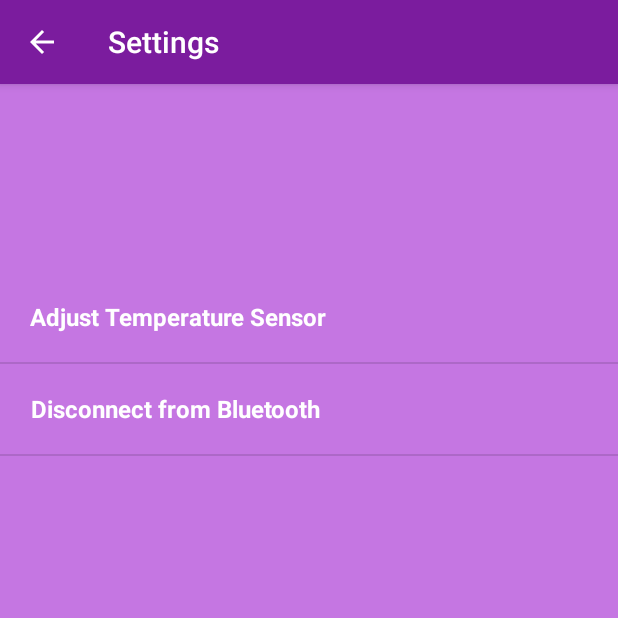
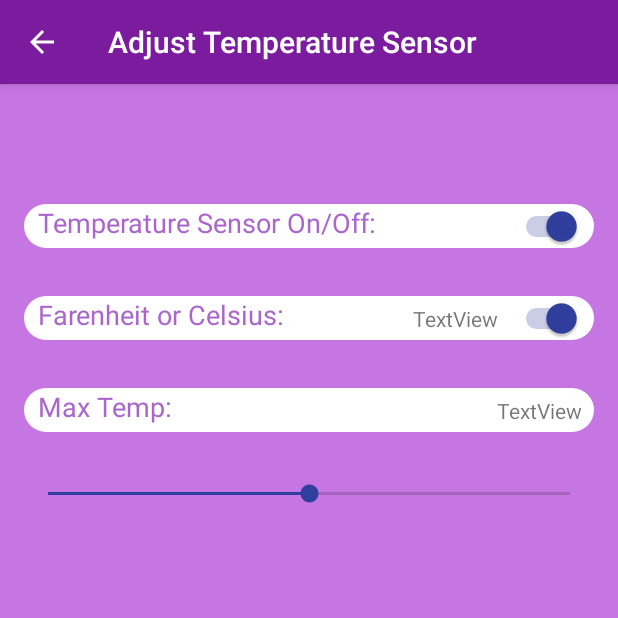
Before and after one commit to hmcashan13/GuardianAngel-Android, an Android app: the SettingsActivity screen opened directly, with no data from a screen before it, after a tap on "Adjust Temperature Sensor", on a phone screen of 412 x 824 dp, the top half of it. Run offline under Robolectric (Android 15) with nearby library versions, the phone set to English and light mode, and no system bars.

Commit message:
setting up temp adjust activity

```diff
--- a/app/src/main/AndroidManifest.xml
+++ b/app/src/main/AndroidManifest.xml
@@ -29,6 +29,9 @@
         <activity android:name=".DeviceActivity"
             android:screenOrientation="portrait">
         </activity>
+        <activity android:name=".TemperatureAdjustActivity"
+            android:screenOrientation="portrait">
+        </activity>
         <service
             android:name=".BluetoothLeService"
             android:enabled="true"
--- a/app/src/main/java/com/example/hudsonmcashan/guradianaangel/DeviceActivity.kt
+++ b/app/src/main/java/com/example/hudsonmcashan/guradianaangel/DeviceActivity.kt
@@ -33,17 +33,12 @@ import java.io.InputStream
 import kotlin.math.roundToInt
 
 // Tags
-val TAG_BEACON = "BeaconDeviceActivity"
-val TAG_BLUETOOTH = "BluetoothDeviceActivity"
+const val TAG_BEACON = "BeaconDeviceActivity"
+const val TAG_BLUETOOTH = "BluetoothDeviceActivity"
 
 @TargetApi(21)
 class DeviceActivity : AppCompatActivity(), BeaconConsumer {
     // Notification properties
-    lateinit var notificationManager: NotificationManager
-    lateinit var notificationChannel: NotificationChannel
-    lateinit var builder: Notification.Builder
-    private val channelId = "com.example.hudsonmcashan.guradianaangel"
-    private val title = "Guardian Angel"
     private val outOfRegionNotificationDescription = "Your too far away from your baby"
     private val inRegionNotificationDescription = "Entered region"
     private val tooHotNotificationDescription = "Your car is too hot"
@@ -67,11 +62,7 @@ class DeviceActivity : AppCompatActivity(), BeaconConsumer {
         setContentView(R.layout.activity_connection)
 
         setupSettingsButton()
-        setupNotificationManager()
         setupBeacon()
-        //TODO: set UART up properly
-
-
         setupUART()
     }
 
@@ -80,16 +71,15 @@ class DeviceActivity : AppCompatActivity(), BeaconConsumer {
         registerReceiver(mGattUpdateReceiver, makeGattUpdateIntentFilter())
     }
 
-//    override fun onPause() {
-//        super.onPause()
-//        unregisterReceiver(mGattUpdateReceiver)
-//    }
-
     override fun onDestroy() {
         super.onDestroy()
+        // turn off beacon
         beaconManager.unbind(this)
+        // turn off uart
         unbindService(mServiceConnection)
         mBluetoothLeService = null
+        // turn off receiver
+        unregisterReceiver(mGattUpdateReceiver)
     }
 
     private fun setupSettingsButton() {
@@ -98,9 +88,6 @@ class DeviceActivity : AppCompatActivity(), BeaconConsumer {
         }
     }
 
-    private fun setupNotificationManager() {
-        notificationManager = getSystemService(Context.NOTIFICATION_SERVICE) as NotificationManager
-    }
 
     private fun setupBeacon() {
         beaconManager = BeaconManager.getInstanceForApplication(this)
@@ -121,26 +108,6 @@ class DeviceActivity : AppCompatActivity(), BeaconConsumer {
                 builder.setOnDismissListener(DialogInterface.OnDismissListener { requestPermissions(arrayOf(android.Manifest.permission.ACCESS_COARSE_LOCATION), 1) })
                 builder.show()
             }
-        }
-    }
-
-    // Code to manage Service lifecycle.
-    private val mServiceConnection = object : ServiceConnection {
-
-        override fun onServiceConnected(componentName: ComponentName, service: IBinder) {
-            Log.d(TAG_BLUETOOTH, "Just making sure this thing works ya know")
-            mBluetoothLeService = (service as BluetoothLeService.LocalBinder).service
-            if (!mBluetoothLeService!!.initialize()) {
-                Log.e(TAG_BLUETOOTH, "Unable to initialize Bluetooth")
-                finish()
-            }
-            // Automatically connects to the device upon successful start-up initialization.
-            mBluetoothLeService!!.connect(mDeviceAddress)
-        }
-
-        override fun onServiceDisconnected(componentName: ComponentName) {
-            Log.d(TAG_BLUETOOTH, "If I put enough print statements, surely something will be printed")
-            mBluetoothLeService = null
         }
     }
 
@@ -168,6 +135,25 @@ class DeviceActivity : AppCompatActivity(), BeaconConsumer {
         }
     }
 
+    // Used to connect UART
+    private val mServiceConnection = object : ServiceConnection {
+        override fun onServiceConnected(componentName: ComponentName, service: IBinder) {
+            Log.d(TAG_BLUETOOTH, "Just making sure this thing works ya know")
+            mBluetoothLeService = (service as BluetoothLeService.LocalBinder).service
+            if (!mBluetoothLeService!!.initialize()) {
+                Log.e(TAG_BLUETOOTH, "Unable to initialize Bluetooth")
+                finish()
+            }
+            // Automatically connects to the device upon successful start-up initialization.
+            mBluetoothLeService!!.connect(mDeviceAddress)
+        }
+
+        override fun onServiceDisconnected(componentName: ComponentName) {
+            Log.d(TAG_BLUETOOTH, "If I put enough print statements, surely something will be printed")
+            mBluetoothLeService = null
+        }
+    }
+
     // Used to enable Bluetooth
     override fun onActivityResult(requestCode: Int, resultCode: Int, data: Intent?) {
         //Check what request we’re responding to//
@@ -189,6 +175,11 @@ class DeviceActivity : AppCompatActivity(), BeaconConsumer {
 
     // Notification
     private fun sendNotification(description: String) {
+        val notificationManager: NotificationManager = getSystemService(Context.NOTIFICATION_SERVICE) as NotificationManager
+        lateinit var notificationChannel: NotificationChannel
+        lateinit var builder: Notification.Builder
+        val channelId = "com.example.hudsonmcashan.guradianaangel"
+        val title = "Guardian Angel"
         val intent = Intent(this, DeviceActivity::class.java)
         val pendingIntent = PendingIntent.getActivity(this, 0, intent, PendingIntent.FLAG_UPDATE_CURRENT)
 
--- a/app/src/main/java/com/example/hudsonmcashan/guradianaangel/SettingsActivity.kt
+++ b/app/src/main/java/com/example/hudsonmcashan/guradianaangel/SettingsActivity.kt
@@ -5,24 +5,20 @@ import android.support.v7.app.AppCompatActivity
 import android.widget.ListView
 import android.widget.Toast
 import kotlinx.android.synthetic.main.activity_connection.*
+import android.content.Intent
+import android.util.Log
 
+val TAG_SETTINGS = "SettingsActivity"
 class SettingsActivity : AppCompatActivity() {
     override fun onCreate(savedInstanceState: Bundle?) {
         super.onCreate(savedInstanceState)
         setContentView(R.layout.activity_settings)
 
-        // Setup listView
-        val context = this
-        val listView = findViewById<ListView>(R.id.settings_listview)
-        val settings = arrayListOf<String>(
-                "Adjust Temperature Sensor","Disconnect from Bluetooth"
-        )
-        listView.adapter = SettingsAdapter(this, settings)
-        listView.setOnItemClickListener { _, _, position, _ ->
-            val selectedSetting = settings[position]
-            Toast.makeText(this, "${selectedSetting}", Toast.LENGTH_SHORT).show()
-        }
+        setupActionBar()
+        setupListView()
+    }
 
+    private fun setupActionBar() {
         val actionBar = supportActionBar
         actionBar!!.title = "Settings"
         // Setup back button
@@ -30,6 +26,20 @@ class SettingsActivity : AppCompatActivity() {
         actionBar.setDisplayHomeAsUpEnabled(true)
     }
 
+    private fun setupListView() {
+        val listView = findViewById<ListView>(R.id.settings_listview)
+        val settings = arrayListOf("Adjust Temperature Sensor","Disconnect from Cushion")
+        listView.adapter = SettingsAdapter(this, settings)
+        listView.setOnItemClickListener { _, _, position, _ ->
+            if (position == 0) {
+                val intent = Intent(this, TemperatureAdjustActivity::class.java)
+                startActivity(intent)
+            } else {
+                // TODO: disconnect everything
+            }
+        }
+    }
+
     override fun onSupportNavigateUp(): Boolean {
         onBackPressed()
         return true
--- /dev/null
+++ b/app/src/main/java/com/example/hudsonmcashan/guradianaangel/TemperatureAdjustActivity.kt
@@ -0,0 +1,37 @@
+package com.example.hudsonmcashan.guradianaangel
+
+import android.os.Bundle
+import android.support.v7.app.AppCompatActivity
+import android.widget.Toast
+import kotlinx.android.synthetic.main.activity_temperature.*
+import kotlinx.android.synthetic.main.activity_temperature.view.*
+
+class TemperatureAdjustActivity : AppCompatActivity() {
+    override fun onCreate(savedInstanceState: Bundle?) {
+        super.onCreate(savedInstanceState)
+        setContentView(R.layout.activity_temperature)
+
+        setupActionBar()
+        setupSwitches()
+    }
+
+    private fun setupActionBar() {
+        val actionBar = supportActionBar
+        actionBar!!.title = "Adjust Temperature Sensor"
+        // Setup back button
+        actionBar.setDisplayHomeAsUpEnabled(true)
+        actionBar.setDisplayHomeAsUpEnabled(true)
+    }
+
+    override fun onSupportNavigateUp(): Boolean {
+        onBackPressed()
+        return true
+    }
+
+    private fun setupSwitches() {
+        celsiusOrFarenheit_switch.setOnCheckedChangeListener { buttonView, isChecked ->
+            celsiusOrFarenheit_status.textView.text = if (isChecked)  "°F" else "°C"
+        }
+        // TODO: setup switch to turn on/off temperature sensor
+    }
+}
--- a/app/src/main/res/layout/activity_connection.xml
+++ b/app/src/main/res/layout/activity_connection.xml
@@ -9,13 +9,13 @@
 
     <TextView
         android:id="@+id/temp_text"
-        android:layout_width="331dp"
+        android:layout_width="0dp"
         android:layout_height="29dp"
-        android:layout_marginStart="8dp"
-        android:layout_marginLeft="8dp"
+        android:layout_marginStart="24dp"
+        android:layout_marginLeft="24dp"
         android:layout_marginTop="32dp"
-        android:layout_marginEnd="8dp"
-        android:layout_marginRight="8dp"
+        android:layout_marginEnd="24dp"
+        android:layout_marginRight="24dp"
         android:background="@drawable/rounded_button2"
         android:text="  Temperature:"
         android:textColor="@android:color/holo_purple"
@@ -27,7 +27,7 @@
 
     <TextView
         android:id="@+id/beacon_text"
-        android:layout_width="330dp"
+        android:layout_width="0dp"
         android:layout_height="29dp"
         android:layout_marginTop="20dp"
         android:background="@drawable/rounded_button2"
@@ -42,7 +42,7 @@
 
     <TextView
         android:id="@+id/baby_in_seat_text"
-        android:layout_width="330dp"
+        android:layout_width="0dp"
         android:layout_height="29dp"
         android:layout_marginTop="20dp"
         android:background="@drawable/rounded_button2"
@@ -58,8 +58,8 @@
 
     <Button
         android:id="@+id/settings_button"
-        android:layout_width="wrap_content"
-        android:layout_height="wrap_content"
+        android:layout_width="78dp"
+        android:layout_height="40dp"
         android:layout_marginTop="8dp"
         android:layout_marginEnd="8dp"
         android:layout_marginRight="8dp"
@@ -71,13 +71,16 @@
 
     <ImageView
         android:id="@+id/connection_logo"
-        android:layout_width="192dp"
-        android:layout_height="115dp"
+        android:layout_width="220dp"
+        android:layout_height="134dp"
+        android:layout_marginStart="8dp"
+        android:layout_marginLeft="8dp"
         android:layout_marginEnd="8dp"
         android:layout_marginRight="8dp"
         android:adjustViewBounds="true"
         android:scaleType="fitCenter"
-        app:layout_constraintEnd_toStartOf="@+id/settings_button"
+        app:layout_constraintEnd_toEndOf="parent"
+        app:layout_constraintStart_toStartOf="parent"
         app:layout_constraintTop_toTopOf="parent"
         app:srcCompat="@mipmap/new_logo_foreground" />
 
--- /dev/null
+++ b/app/src/main/res/layout/activity_temperature.xml
@@ -0,0 +1,118 @@
+<?xml version="1.0" encoding="utf-8"?>
+<android.support.constraint.ConstraintLayout xmlns:android="http://schemas.android.com/apk/res/android"
+    xmlns:app="http://schemas.android.com/apk/res-auto"
+    xmlns:tools="http://schemas.android.com/tools"
+    android:id="@+id/celsiusOrFarenheit_status"
+    android:layout_width="match_parent"
+    android:layout_height="match_parent">
+
+    <TextView
+        android:id="@+id/tempSensorOnOff_label"
+        android:layout_width="0dp"
+        android:layout_height="29dp"
+        android:layout_marginStart="16dp"
+        android:layout_marginLeft="16dp"
+        android:layout_marginTop="80dp"
+        android:layout_marginEnd="16dp"
+        android:layout_marginRight="16dp"
+        android:background="@drawable/rounded_button2"
+        android:text="  Temperature Sensor On/Off:"
+        android:textAppearance="@style/TextAppearance.AppCompat.Caption"
+        android:textColor="@android:color/holo_purple"
+        android:textColorLink="@color/colorPrimary"
+        android:textSize="18sp"
+        app:layout_constraintEnd_toEndOf="parent"
+        app:layout_constraintStart_toStartOf="parent"
+        app:layout_constraintTop_toTopOf="parent"
+        tools:text="  Temperature Sensor On/Off:" />
+
+    <TextView
+        android:id="@+id/celsiusFarenheit_label"
+        android:layout_width="0dp"
+        android:layout_height="29dp"
+        android:layout_marginTop="32dp"
+        android:background="@drawable/rounded_button2"
+        android:text="  Max Temp:"
+        android:textAppearance="@style/TextAppearance.AppCompat.Caption"
+        android:textColor="@android:color/holo_purple"
+        android:textColorLink="@color/colorPrimary"
+        android:textSize="18sp"
+        app:layout_constraintEnd_toEndOf="@+id/celsiusFarenheit_label2"
+        app:layout_constraintStart_toStartOf="@+id/celsiusFarenheit_label2"
+        app:layout_constraintTop_toBottomOf="@+id/celsiusFarenheit_label2"
+        tools:text="  Max Temperature:" />
+
+    <TextView
+        android:id="@+id/celsiusFarenheit_label2"
+        android:layout_width="0dp"
+        android:layout_height="29dp"
+        android:layout_marginTop="32dp"
+        android:background="@drawable/rounded_button2"
+        android:text="  Farenheit or Celsius:"
+        android:textAppearance="@style/TextAppearance.AppCompat.Caption"
+        android:textColor="@android:color/holo_purple"
+        android:textColorLink="@color/colorPrimary"
+        android:textSize="18sp"
+        app:layout_constraintEnd_toEndOf="@+id/tempSensorOnOff_label"
+        app:layout_constraintStart_toStartOf="@+id/tempSensorOnOff_label"
+        app:layout_constraintTop_toBottomOf="@+id/tempSensorOnOff_label"
+        tools:text="  Celsius or Farenheit:" />
+
+    <Switch
+        android:id="@+id/tempSensor_switch"
+        android:layout_width="wrap_content"
+        android:layout_height="wrap_content"
+        android:layout_marginEnd="8dp"
+        android:layout_marginRight="8dp"
+        android:checked="true"
+        app:layout_constraintBottom_toBottomOf="@+id/tempSensorOnOff_label"
+        app:layout_constraintEnd_toEndOf="@+id/tempSensorOnOff_label"
+        app:layout_constraintTop_toTopOf="@+id/tempSensorOnOff_label" />
+
+    <Switch
+        android:id="@+id/celsiusOrFarenheit_switch"
+        android:layout_width="wrap_content"
+        android:layout_height="wrap_content"
+        android:layout_marginEnd="8dp"
+        android:layout_marginRight="8dp"
+        android:checked="true"
+        app:layout_constraintBottom_toBottomOf="@+id/celsiusFarenheit_label2"
+        app:layout_constraintEnd_toEndOf="@+id/celsiusFarenheit_label2"
+        app:layout_constraintTop_toTopOf="@+id/celsiusFarenheit_label2"
+        tools:checked="true" />
+
+    <TextView
+        android:id="@+id/textView"
+        android:layout_width="wrap_content"
+        android:layout_height="wrap_content"
+        android:layout_marginEnd="8dp"
+        android:layout_marginRight="8dp"
+        android:text="TextView"
+        app:layout_constraintBottom_toBottomOf="@+id/celsiusFarenheit_label2"
+        app:layout_constraintEnd_toStartOf="@+id/celsiusOrFarenheit_switch"
+        app:layout_constraintTop_toTopOf="@+id/celsiusFarenheit_label2" />
+
+    <SeekBar
+        android:id="@+id/seekBar3"
+        android:layout_width="0dp"
+        android:layout_height="wrap_content"
+        android:layout_marginTop="32dp"
+        android:indeterminate="false"
+        android:max="20"
+        android:progress="10"
+        app:layout_constraintEnd_toEndOf="@+id/celsiusFarenheit_label"
+        app:layout_constraintStart_toStartOf="@+id/celsiusFarenheit_label"
+        app:layout_constraintTop_toBottomOf="@+id/celsiusFarenheit_label" />
+
+    <TextView
+        android:id="@+id/textView2"
+        android:layout_width="wrap_content"
+        android:layout_height="wrap_content"
+        android:layout_marginEnd="8dp"
+        android:layout_marginRight="8dp"
+        android:text="TextView"
+        app:layout_constraintBottom_toBottomOf="@+id/celsiusFarenheit_label"
+        app:layout_constraintEnd_toEndOf="@+id/celsiusFarenheit_label"
+        app:layout_constraintTop_toTopOf="@+id/celsiusFarenheit_label" />
+
+</android.support.constraint.ConstraintLayout>
--- a/app/src/main/res/values/strings.xml
+++ b/app/src/main/res/values/strings.xml
@@ -1,5 +1,3 @@
 <resources>
     <string name="app_name">Guradian Angel</string>
-    <string name="facebook_app_id">815014198865670</string>
-    <string name="fb_login_protocol_scheme">fb815014198865670</string>
 </resources>
```
